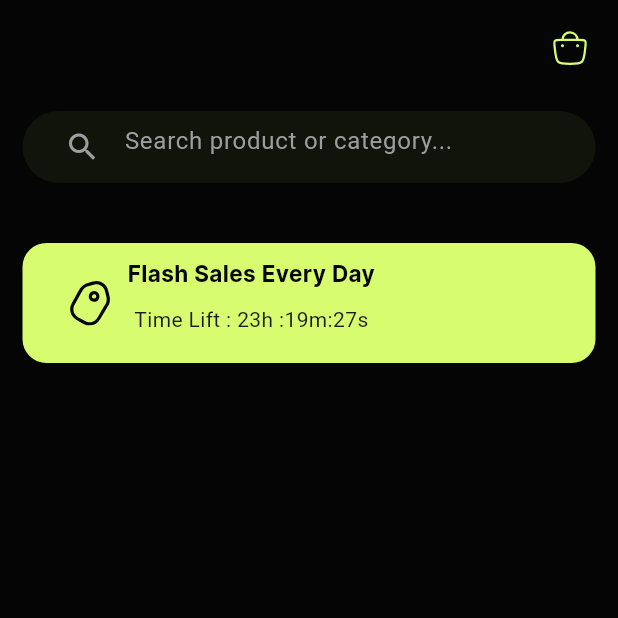
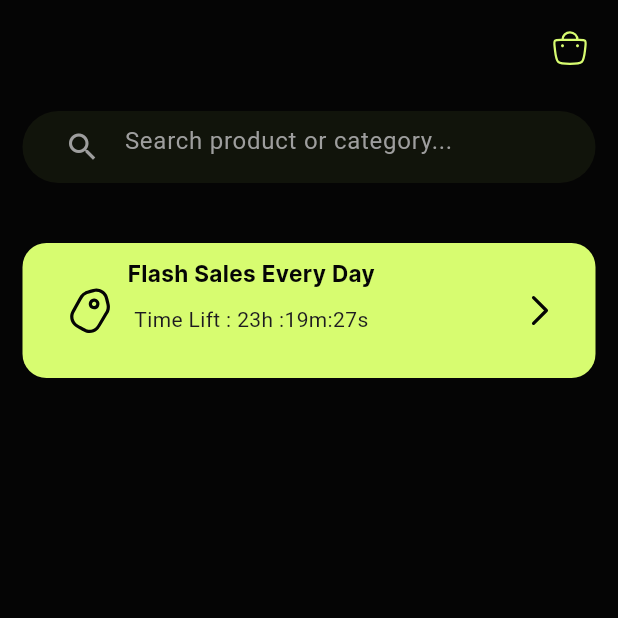
Before and after one commit to ahmdZhran/e-commerce, a Flutter app: the HomeView screen opened by its route, on a phone screen of 412 x 824 dp, the top half of it. Run offline on Flutter 3.47's test engine with Material 3 defaults, Android fonts, the phone set to English and light mode, and no system bars; our stand-ins replace dio, flutter_bloc, flutter_svg, fluttertoast, get_it, go_router and 4 more; accounts and stored records are empty.

Commit message:
create arrow icon

```diff
--- a/lib/core/utls/app_assets.dart
+++ b/lib/core/utls/app_assets.dart
@@ -33,4 +33,5 @@ class AppAssets {
   /// assets for home ui
   static const String search = "assets/images/search.svg";
   static const String tap = "assets/images/Tag.svg";
+  static const String arrow = "assets/images/arrow.svg";
 }
--- /dev/null
+++ b/lib/features/home/presentation/widgets/custom_arrow_icon.dart
@@ -0,0 +1,20 @@
+import 'package:e_commerce/core/utls/app_assets.dart';
+import 'package:e_commerce/core/utls/app_color.dart';
+import 'package:flutter/material.dart';
+import 'package:flutter_svg/svg.dart';
+
+class CustomArrowIcon extends StatelessWidget {
+  const CustomArrowIcon({
+    super.key,
+  });
+
+  @override
+  Widget build(BuildContext context) {
+    return SvgPicture.asset(
+      AppAssets.arrow,
+      colorFilter: ColorFilter.mode(AppColors.kBlackColor, BlendMode.srcIn),
+      height: 20,
+      width: 20,
+    );
+  }
+}
--- a/lib/features/home/presentation/widgets/flash_sales_container.dart
+++ b/lib/features/home/presentation/widgets/flash_sales_container.dart
@@ -13,7 +13,7 @@ class FlachSalesContainer extends StatelessWidget {
       ),
       child: Container(
         width: double.infinity,
-        height: 80,
+        height: 90,
         decoration: BoxDecoration(
           borderRadius: BorderRadius.circular(16),
           color: AppColors.kPrimaryColor,
--- a/lib/features/home/presentation/widgets/titles_flash_sales.dart
+++ b/lib/features/home/presentation/widgets/titles_flash_sales.dart
@@ -2,6 +2,7 @@ import 'package:e_commerce/core/utls/app_assets.dart';
 import 'package:e_commerce/core/utls/app_color.dart';
 import 'package:e_commerce/core/utls/app_strings.dart';
 import 'package:e_commerce/core/utls/texts_style.dart';
+import 'package:e_commerce/features/home/presentation/widgets/custom_arrow_icon.dart';
 import 'package:flutter/material.dart';
 import 'package:flutter_svg/svg.dart';
 
@@ -31,7 +32,9 @@ class TitlesFlachSalesWidget extends StatelessWidget {
           const SizedBox(height: 10),
           const Text(AppStrigns.timeLeft)
         ],
-      )
+      ),
+      const SizedBox(width: 100),
+      const CustomArrowIcon(),
     ]);
   }
 }
```
Also changed, not shown: assets/images/arrow.svg (added).
